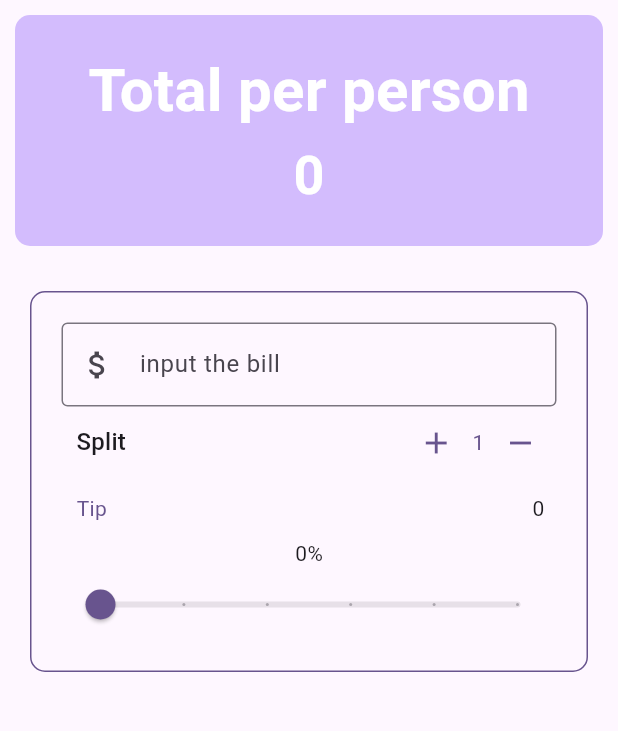
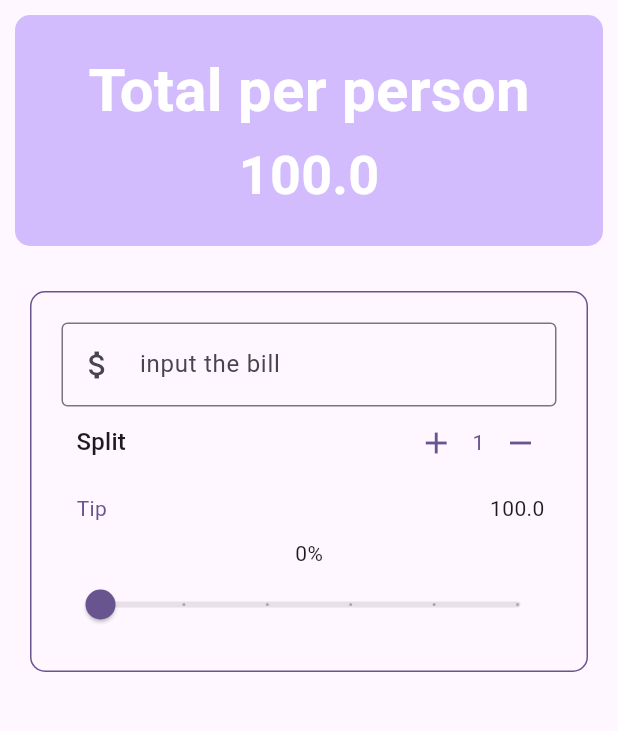
Before and after one commit to yahyeabdinasir/Utip, a Flutter app: the screen it shows after launch, on a phone screen of 412 x 824 dp, the part 84-815 px from its top. Run offline on Flutter 3.47's test engine with Material 3 defaults, Android fonts, the phone set to English and light mode, and no system bars.

Commit message:
added the logc of caculation

```diff
--- a/lib/main.dart
+++ b/lib/main.dart
@@ -36,6 +36,21 @@ class _TipappState extends State<Tipapp> {
 
   double _tipPercentage = 0;
 
+  double billtotal = 100.0;
+
+  late double total = TotalTip() ;
+
+  double TotalPerPerson(){
+    return ((billtotal*_tipPercentage) + (billtotal) / (_personCount));
+  }
+
+
+  double TotalTip(){
+    return (billtotal*_tipPercentage);
+  }
+
+
+
   void increment() {
     setState(() {
       _personCount++;
@@ -55,6 +70,7 @@ class _TipappState extends State<Tipapp> {
     print(context.widget);
     // storing the theme to the varaible
     var theme = Theme.of(context);
+    var total = TotalPerPerson();
     // copywith it's used to add more the attribute to the existing theme and in order to costomise the default
     // functionaity of the theme
     final style = Theme.of(context).textTheme.titleMedium?.copyWith(
@@ -94,7 +110,9 @@ class _TipappState extends State<Tipapp> {
                   Text("Total per person", style: style?.copyWith()),
                   // Text("\$20", style: theme.textTheme.displayMedium),
                   Text(
-                    "$_countPerPserson",
+                    // "$_countPerPserson",
+                    "$total",
+
 
                     style: style?.copyWith(
                       fontSize: theme.textTheme.displaySmall?.fontSize,
@@ -121,7 +139,10 @@ class _TipappState extends State<Tipapp> {
                     // Padding(
                     //   padding: const EdgeInsets.all(8.0),
                     //   child:
-                    TextWidget(amountMony: '10', onchanged: (String value) {
+                    TextWidget(amountMony: billtotal.toString() , onchanged: (String value) {
+                      setState(() {
+                        billtotal = double.parse(value);
+                      });
                       print(value);
                     },),
 
@@ -159,7 +180,7 @@ class _TipappState extends State<Tipapp> {
                           children: [
                             Padding(
                               padding: const EdgeInsets.all(8.0),
-                              child: Text('$_countPerPserson'),
+                              child: Text('$total'),
                             ),
                           ],
                         ),
```
